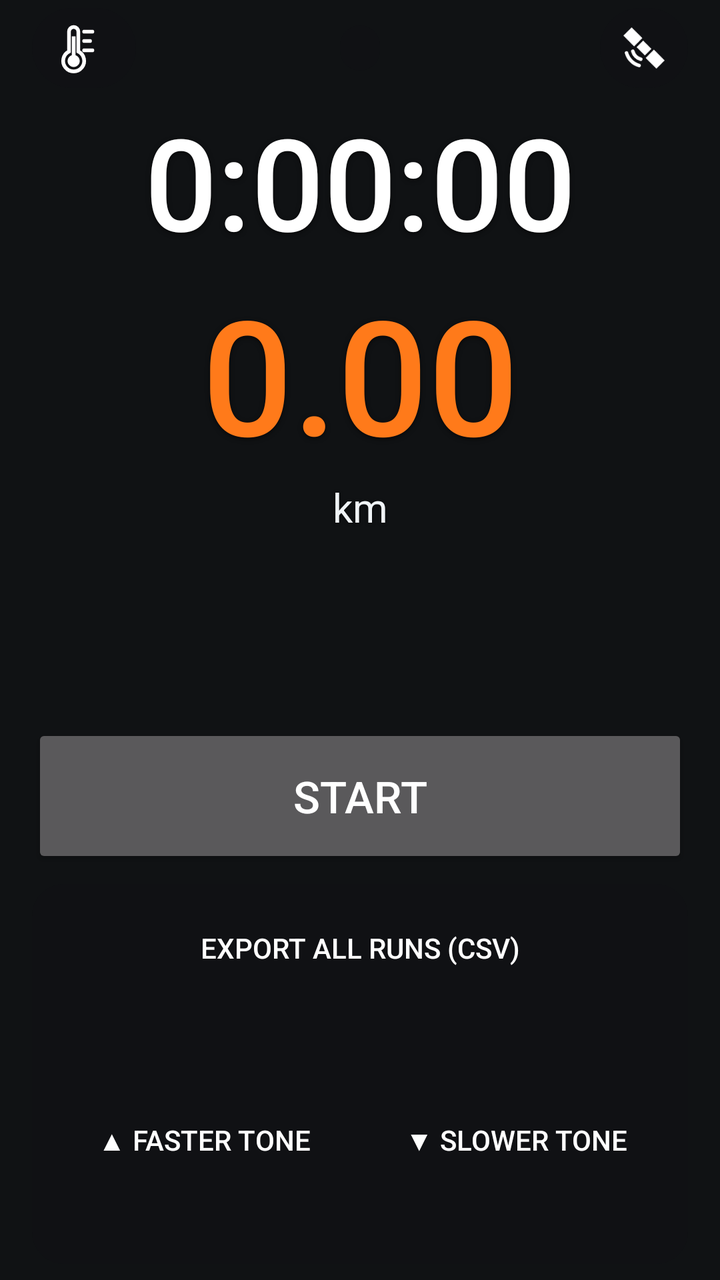
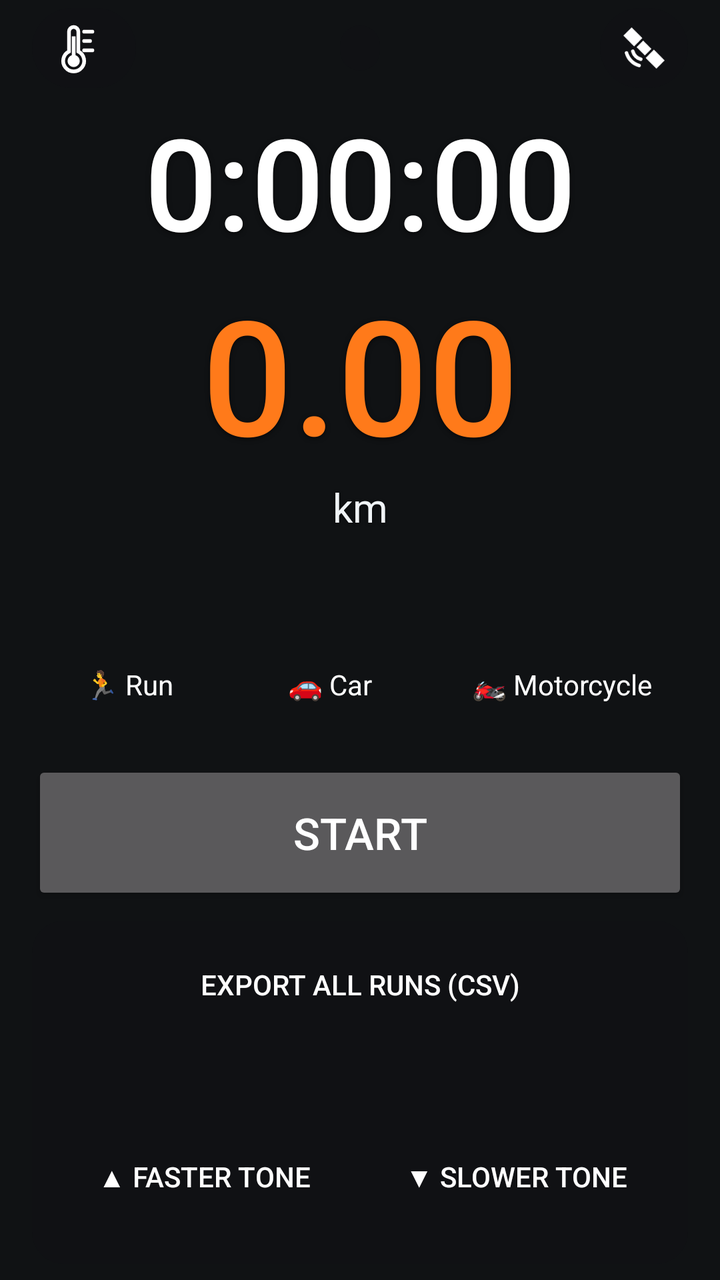

Compare the two renders of this Android layout. The source of the first and the diff that turns it into the second are given below.
<!-- AndroidManifest.xml: application theme AppTheme -->
<!-- res/layout/activity_main.xml -->
<?xml version="1.0" encoding="utf-8"?>
<LinearLayout xmlns:android="http://schemas.android.com/apk/res/android"
    android:id="@+id/root"
    android:layout_width="match_parent"
    android:layout_height="match_parent"
    android:fitsSystemWindows="true"
    android:orientation="vertical">

    
    <LinearLayout
        android:layout_width="match_parent"
        android:layout_height="match_parent"
        android:orientation="vertical"
        android:paddingHorizontal="16dp"
        android:paddingBottom="8dp">

    <FrameLayout
        android:layout_width="match_parent"
        android:layout_height="48dp">

        <LinearLayout
            android:layout_width="wrap_content"
            android:layout_height="40dp"
            android:layout_gravity="start|center_vertical"
            android:background="@drawable/status_pill"
            android:gravity="center_vertical"
            android:orientation="horizontal"
            android:paddingHorizontal="8dp">

            <LinearLayout
                android:id="@+id/temperature_status"
                android:layout_width="wrap_content"
                android:layout_height="match_parent"
                android:clickable="true"
                android:focusable="true"
                android:gravity="center_vertical"
                android:orientation="horizontal"
                android:paddingEnd="8dp">

                <ImageView
                    android:id="@+id/temperature_icon"
                    android:layout_width="28dp"
                    android:layout_height="28dp"
                    android:contentDescription="@string/temperature_status"
                    android:src="@drawable/ic_temperature" />

                <TextView
                    android:id="@+id/temperature_info"
                    android:layout_width="wrap_content"
                    android:layout_height="wrap_content"
                    android:layout_marginStart="4dp"
                    android:textColor="#FFFFFF"
                    android:textSize="18sp"
                    android:visibility="gone" />
            </LinearLayout>

            <TextView
                android:id="@+id/time_of_day"
                android:layout_width="wrap_content"
                android:layout_height="wrap_content"
                android:textSize="20sp" />
        </LinearLayout>

        <TextView
            android:id="@+id/version"
            android:layout_width="wrap_content"
            android:layout_height="wrap_content"
            android:layout_gravity="center"
            android:background="@drawable/status_pill"
            android:paddingHorizontal="10dp"
            android:paddingVertical="4dp"
            android:textColor="#F0F4F7"
            android:textSize="11sp" />

        <LinearLayout
            android:id="@+id/gnss_status"
            android:layout_width="wrap_content"
            android:layout_height="40dp"
            android:layout_gravity="end|center_vertical"
            android:background="@drawable/status_pill"
            android:clickable="true"
            android:focusable="true"
            android:gravity="center_vertical"
            android:orientation="horizontal"
            android:paddingHorizontal="8dp">

            <TextView
                android:id="@+id/gnss_info"
                android:layout_width="wrap_content"
                android:layout_height="wrap_content"
                android:layout_marginEnd="4dp"
                android:textColor="#FFFFFF"
                android:textSize="18sp"
                android:visibility="gone" />

            <ImageView
                android:id="@+id/gnss_icon"
                android:layout_width="28dp"
                android:layout_height="28dp"
                android:contentDescription="@string/gnss_status"
                android:src="@drawable/ic_gnss" />
        </LinearLayout>
    </FrameLayout>

    <TextView
        android:id="@+id/time"
        android:layout_width="match_parent"
        android:layout_height="wrap_content"
        android:fontFamily="sans-serif-medium"
        android:gravity="center"
        android:shadowColor="#99000000"
        android:shadowDy="2"
        android:shadowRadius="6"
        android:text="0:00:00"
        android:textColor="#FFFFFF"
        android:textSize="64sp" />

    <TextView
        android:id="@+id/distance"
        android:layout_width="match_parent"
        android:layout_height="wrap_content"
        android:fontFamily="sans-serif-medium"
        android:gravity="center"
        android:shadowColor="#99000000"
        android:shadowDy="2"
        android:shadowRadius="6"
        android:text="0.00"
        android:textColor="#FF7A1A"
        android:textSize="80sp" />

    <TextView
        android:layout_width="match_parent"
        android:layout_height="wrap_content"
        android:gravity="center"
        android:shadowColor="#99000000"
        android:shadowDy="1"
        android:shadowRadius="4"
        android:text="@string/km"
        android:textColor="#F0F4F7"
        android:textSize="20sp" />

    <TextView
        android:id="@+id/pace"
        android:layout_width="match_parent"
        android:layout_height="wrap_content"
        android:layout_marginTop="8dp"
        android:fontFamily="sans-serif-medium"
        android:gravity="center"
        android:shadowColor="#99000000"
        android:shadowDy="1"
        android:shadowRadius="4"
        android:textColor="#FFFFFF"
        android:textSize="28sp" />

    <TextView
        android:id="@+id/gps"
        android:layout_width="match_parent"
        android:layout_height="wrap_content"
        android:layout_marginTop="12dp"
        android:gravity="center"
        android:shadowColor="#99000000"
        android:shadowDy="1"
        android:shadowRadius="4"
        android:textColor="#F0F4F7"
        android:textSize="16sp" />

    <Button
        android:id="@+id/action"
        android:layout_width="match_parent"
        android:layout_height="72dp"
        android:layout_marginTop="16dp"
        android:text="@string/start"
        android:textSize="22sp" />

    <LinearLayout
        android:id="@+id/idle_panel"
        android:layout_width="match_parent"
        android:layout_height="0dp"
        android:layout_marginTop="8dp"
        android:layout_weight="1"
        android:background="@drawable/idle_panel"
        android:orientation="vertical"
        android:paddingHorizontal="8dp">

    <Button
        android:id="@+id/export_csv"
        style="@android:style/Widget.Material.Button.Borderless"
        android:layout_width="match_parent"
        android:layout_height="wrap_content"
        android:layout_marginTop="8dp"
        android:text="@string/export_csv" />

    <Button
        android:id="@+id/drive_status"
        style="@android:style/Widget.Material.Button.Borderless"
        android:layout_width="match_parent"
        android:layout_height="wrap_content"
        android:textAllCaps="false" />

    <LinearLayout
        android:id="@+id/tone_preview"
        android:layout_width="match_parent"
        android:layout_height="wrap_content"
        android:orientation="horizontal">

        <Button
            android:id="@+id/preview_faster"
            style="@android:style/Widget.Material.Button.Borderless"
            android:layout_width="0dp"
            android:layout_height="wrap_content"
            android:layout_weight="1"
            android:text="@string/preview_faster" />

        <Button
            android:id="@+id/preview_slower"
            style="@android:style/Widget.Material.Button.Borderless"
            android:layout_width="0dp"
            android:layout_height="wrap_content"
            android:layout_weight="1"
            android:text="@string/preview_slower" />
    </LinearLayout>

    <ListView
        android:id="@+id/history"
        android:layout_width="match_parent"
        android:layout_height="0dp"
        android:layout_weight="1" />
    </LinearLayout>
    </LinearLayout>
</LinearLayout>
<!-- resources referenced by this layout -->
<resources>
  <!-- drawable ic_gnss (drawable) -->
  <?xml version="1.0" encoding="utf-8"?>
  <vector xmlns:android="http://schemas.android.com/apk/res/android"
      android:width="24dp"
      android:height="24dp"
      android:viewportWidth="24"
      android:viewportHeight="24">
      <group
          android:pivotX="12"
          android:pivotY="12"
          android:rotation="45">
          <path
              android:fillColor="#FFFFFF"
              android:pathData="M9.5,10h5v4h-5z" />
          <path
              android:fillColor="#FFFFFF"
              android:pathData="M2,9.5h6.5v5h-6.5z" />
          <path
              android:fillColor="#FFFFFF"
              android:pathData="M15.5,9.5h6.5v5h-6.5z" />
      </group>
      <path
          android:pathData="M7.2,13.4A5,5 0 0,0 10.6,16.8"
          android:strokeWidth="1.5"
          android:strokeColor="#FFFFFF"
          android:strokeLineCap="round" />
      <path
          android:pathData="M4.5,14.1A7.8,7.8 0 0,0 9.9,19.5"
          android:strokeWidth="1.5"
          android:strokeColor="#FFFFFF"
          android:strokeLineCap="round" />
  </vector>
  <!-- drawable ic_temperature (drawable) -->
  <?xml version="1.0" encoding="utf-8"?>
  <vector xmlns:android="http://schemas.android.com/apk/res/android"
      android:width="24dp"
      android:height="24dp"
      android:viewportWidth="24"
      android:viewportHeight="24">
      <path
          android:pathData="M9,5a2,2 0 0,1 4,0V13.5a4.5,4.5 0 1,1 -4,0Z"
          android:strokeWidth="1.6"
          android:strokeColor="#FFFFFF" />
      <path
          android:fillColor="#FFFFFF"
          android:pathData="M10.2,7h1.6V15.1a2.6,2.6 0 1,1 -1.6,0Z" />
      <path
          android:pathData="M15.5,5H19M15.5,9H18M15.5,13H19"
          android:strokeWidth="1.6"
          android:strokeColor="#FFFFFF"
          android:strokeLineCap="round" />
  </vector>
  <!-- drawable idle_panel (drawable) -->
  <?xml version="1.0" encoding="utf-8"?>
  <shape xmlns:android="http://schemas.android.com/apk/res/android">
      <solid android:color="#B3101214" />
      <corners android:radius="16dp" />
  </shape>
  <!-- drawable status_pill (drawable) -->
  <?xml version="1.0" encoding="utf-8"?>
  <shape xmlns:android="http://schemas.android.com/apk/res/android">
      <solid android:color="#A6101214" />
      <corners android:radius="20dp" />
  </shape>
  <string name="export_csv">Export all runs (CSV)</string>
  <string name="gnss_status">GNSS status</string>
  <string name="km">km</string>
  <string name="preview_faster">▲ Faster tone</string>
  <string name="preview_slower">▼ Slower tone</string>
  <string name="start">Start</string>
  <string name="temperature_status">Temperature</string>
  <style name="AppTheme" parent="android:Theme.Material.NoActionBar">
          <item name="android:colorAccent">#FF7A1A</item>
          <item name="android:windowBackground">#101214</item>
          <item name="android:statusBarColor">#101214</item>
          <item name="android:navigationBarColor">#101214</item>
      </style>
</resources>

<!-- the commit's change to res/layout/activity_main.xml (unified diff, before → after) -->
@@ -135,6 +135,7 @@
         android:shadowColor="#99000000"
         android:shadowDy="1"
         android:shadowRadius="4"
+        android:id="@+id/distance_unit"
         android:text="@string/km"
         android:textColor="#F0F4F7"
         android:textSize="20sp" />
@@ -152,17 +153,71 @@
         android:textColor="#FFFFFF"
         android:textSize="28sp" />
 
-    <TextView
-        android:id="@+id/gps"
-        android:layout_width="match_parent"
-        android:layout_height="wrap_content"
-        android:layout_marginTop="12dp"
-        android:gravity="center"
-        android:shadowColor="#99000000"
-        android:shadowDy="1"
-        android:shadowRadius="4"
-        android:textColor="#F0F4F7"
-        android:textSize="16sp" />
+    
+    <FrameLayout
+        android:layout_width="match_parent"
+        android:layout_height="44dp"
+        android:layout_marginTop="8dp">
+
+        <TextView
+            android:id="@+id/gps"
+            android:layout_width="match_parent"
+            android:layout_height="match_parent"
+            android:gravity="center"
+            android:shadowColor="#99000000"
+            android:shadowDy="1"
+            android:shadowRadius="4"
+            android:textColor="#F0F4F7"
+            android:textSize="16sp" />
+
+        <LinearLayout
+            android:id="@+id/mode_selector"
+            android:layout_width="match_parent"
+            android:layout_height="40dp"
+            android:layout_gravity="center_vertical"
+            android:orientation="horizontal">
+
+            <TextView
+                android:id="@+id/mode_run"
+                android:layout_width="0dp"
+                android:layout_height="match_parent"
+                android:layout_weight="1"
+                android:clickable="true"
+                android:focusable="true"
+                android:gravity="center"
+                android:maxLines="1"
+                android:text="🏃 Run"
+                android:textColor="#FFFFFF"
+                android:textSize="14sp" />
+
+            <TextView
+                android:id="@+id/mode_car"
+                android:layout_width="0dp"
+                android:layout_height="match_parent"
+                android:layout_marginHorizontal="4dp"
+                android:layout_weight="1"
+                android:clickable="true"
+                android:focusable="true"
+                android:gravity="center"
+                android:maxLines="1"
+                android:text="🚗 Car"
+                android:textColor="#FFFFFF"
+                android:textSize="14sp" />
+
+            <TextView
+                android:id="@+id/mode_motorcycle"
+                android:layout_width="0dp"
+                android:layout_height="match_parent"
+                android:layout_weight="1.3"
+                android:clickable="true"
+                android:focusable="true"
+                android:gravity="center"
+                android:maxLines="1"
+                android:text="🏍️ Motorcycle"
+                android:textColor="#FFFFFF"
+                android:textSize="14sp" />
+        </LinearLayout>
+    </FrameLayout>
 
     <Button
         android:id="@+id/action"
